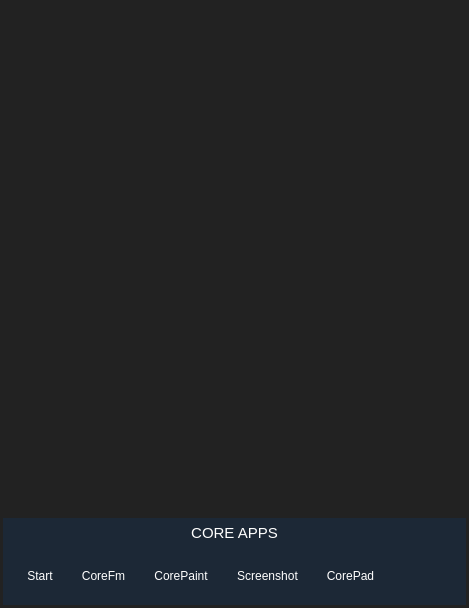
rahmanshaber/corebox, file app/coreaction/coreaction.ui: the form before one commit.
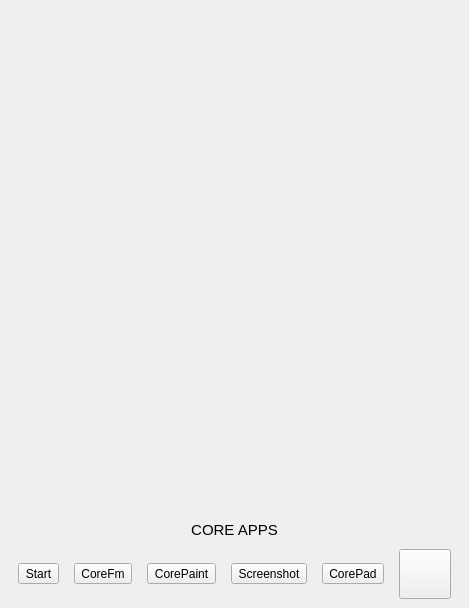
The form after the commit. Icons and pictures are not drawn.

Diff of the .ui file:
```diff
--- a/app/coreaction/coreaction.ui
+++ b/app/coreaction/coreaction.ui
@@ -24,11 +24,7 @@
    <bool>false</bool>
   </property>
   <property name="styleSheet">
-   <string notr="true">QWidget{
-background-color: #222222;
-border: 1px #494949;
-color: #ffffff;
-}</string>
+   <string notr="true"/>
   </property>
   <layout class="QVBoxLayout" name="verticalLayout_11">
    <property name="spacing">
@@ -99,7 +95,7 @@
         <x>0</x>
         <y>0</y>
         <width>463</width>
-        <height>466</height>
+        <height>462</height>
        </rect>
       </property>
       <layout class="QVBoxLayout" name="verticalLayout_6">
@@ -150,10 +146,7 @@
       </size>
      </property>
      <property name="styleSheet">
-      <string notr="true">QWidget{
-background-color: #1C2836;
-color: #ffffff;
-}</string>
+      <string notr="true"/>
      </property>
      <property name="frameShape">
       <enum>QFrame::NoFrame</enum>
@@ -230,19 +223,6 @@
            <property name="toolTip">
             <string>Start</string>
            </property>
-           <property name="styleSheet">
-            <string notr="true">QToolButton{
-
-border: 1px #494949;
-}
-QToolButton:pressed{
-background-color:#848282; 
-}
-
-QToolButton:hover {
-background-color:#323232 ;
-}</string>
-           </property>
            <property name="text">
             <string>Start</string>
            </property>
@@ -267,17 +247,7 @@
             <string>CoreFM</string>
            </property>
            <property name="styleSheet">
-            <string notr="true">QToolButton{
-
-border: 1px #494949;
-}
-QToolButton:pressed{
-background-color:#848282; 
-}
-
-QToolButton:hover {
-background-color:#323232 ;
-}</string>
+            <string notr="true"/>
            </property>
            <property name="text">
             <string>CoreFm</string>
@@ -302,19 +272,6 @@
            <property name="toolTip">
             <string>CorePaint</string>
            </property>
-           <property name="styleSheet">
-            <string notr="true">QToolButton{
-
-border: 1px #494949;
-}
-QToolButton:pressed{
-background-color:#848282; 
-}
-
-QToolButton:hover {
-background-color:#323232 ;
-}</string>
-           </property>
            <property name="text">
             <string>CorePaint</string>
            </property>
@@ -338,19 +295,6 @@
            <property name="toolTip">
             <string>ScreenShot</string>
            </property>
-           <property name="styleSheet">
-            <string notr="true">QToolButton{
-
-border: 1px #494949;
-}
-QToolButton:pressed{
-background-color:#848282; 
-}
-
-QToolButton:hover {
-background-color:#323232 ;
-}</string>
-           </property>
            <property name="text">
             <string>Screenshot</string>
            </property>
@@ -374,19 +318,6 @@
            <property name="toolTip">
             <string>CorePad</string>
            </property>
-           <property name="styleSheet">
-            <string notr="true">QToolButton{
-
-border: 1px #494949;
-}
-QToolButton:pressed{
-background-color:#848282; 
-}
-
-QToolButton:hover {
-background-color:#323232 ;
-}</string>
-           </property>
            <property name="text">
             <string>CorePad</string>
            </property>
@@ -410,19 +341,6 @@
          </item>
          <item>
           <widget class="QToolButton" name="search">
-           <property name="styleSheet">
-            <string notr="true">QToolButton{
-
-border: 1px #494949;
-}
-QToolButton:pressed{
-background-color:#848282; 
-}
-
-QToolButton:hover {
-background-color:#323232 ;
-}</string>
-           </property>
            <property name="text">
             <string/>
            </property>
```
Left out of the diff: 6 changed lines with no effect on the pictures.
